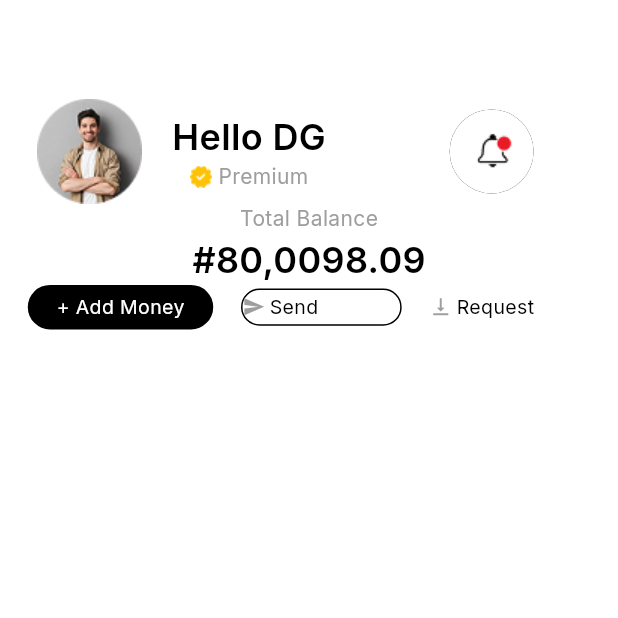
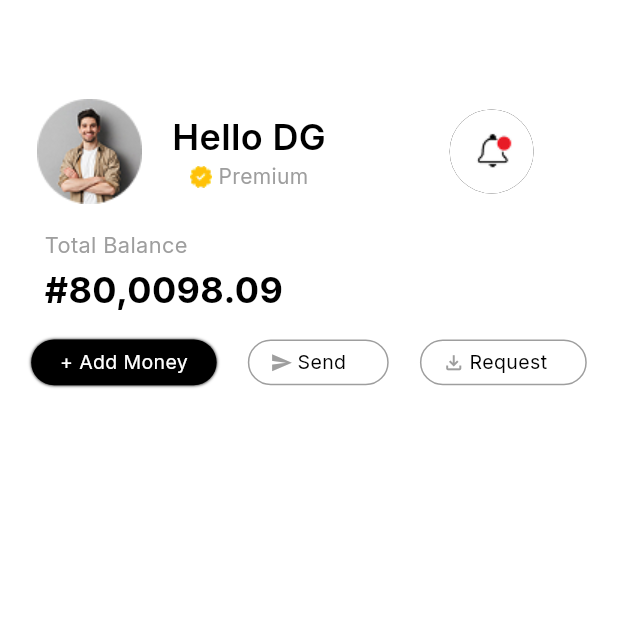
Before and after one commit to dhruvgoel3/QuickPay_Final_Task_App, a Flutter app: the ProfilePage screen opened directly, on a phone screen of 412 x 824 dp, the top half of it. Run offline on Flutter 3.47's test engine with Material 3 defaults, Android fonts, the phone set to English and light mode, and no system bars; our stand-ins replace get, google_fonts.

Commit message:
screans added

```diff
--- a/lib/AppUi/ProfilePage/profile_row_page.dart
+++ b/lib/AppUi/ProfilePage/profile_row_page.dart
@@ -1,5 +1,6 @@
 import 'package:flutter/material.dart';
 import 'package:google_fonts/google_fonts.dart';
+
 class ProfileRowPage extends StatelessWidget {
   const ProfileRowPage({super.key});
 
@@ -68,57 +69,118 @@ class ProfileRowPage extends StatelessWidget {
             )
           ],
         ),
+        SizedBox(height: height * 0.02),
+        Padding(
+          padding: EdgeInsets.only(right: width * 0.47),
+          child: Column(
+            crossAxisAlignment: CrossAxisAlignment.start,
+            children: [
               Text(
                 "Total Balance",
                 style: GoogleFonts.inter(
                     color: Colors.grey,
                     fontWeight: FontWeight.w400,
-              fontSize: 14),
+                    fontSize: 14.5),
               ),
+              SizedBox(height: height * 0.003),
               Text(
                 "#80,0098.09",
                 style: GoogleFonts.inter(
                     color: Colors.black,
-              fontWeight: FontWeight.w600,
+                    fontWeight: FontWeight.w700,
                     fontSize: 24),
               ),
+            ],
+          ),
+        ),
+        SizedBox(height: height * 0.02),
         Row(
           mainAxisAlignment: MainAxisAlignment.spaceEvenly,
           children: [
             Container(
-              height: height*0.036,
-              width: width*0.3,
-              decoration: BoxDecoration(color: Colors.black,borderRadius: BorderRadius.circular(20)),
-              child: Center(child: Text("+ Add Money",style: GoogleFonts.inter(color: Colors.white,fontWeight: FontWeight.w400,fontSize: 13),)),
+              height: height * 0.037,
+              width: width * 0.3,
+              decoration: BoxDecoration(
+                  color: Colors.black,
+                  boxShadow: [
+                    BoxShadow(
+                        color: Colors.black, blurRadius: 1, spreadRadius: 0.1)
+                  ],
+                  borderRadius: BorderRadius.circular(18)),
+              child: Center(
+                  child: Text(
+                "+ Add Money",
+                style: GoogleFonts.inter(
+                    color: Colors.white,
+                    fontWeight: FontWeight.w400,
+                    fontSize: 13),
+              )),
             ),
             Container(
-              height: height*0.03,
-              width: width*0.26,
-              decoration: BoxDecoration(color: Colors.white,borderRadius: BorderRadius.circular(20),border: Border.all(color: Colors.black)),
-              child:  Row(
+              height: height * 0.037,
+              width: width * 0.228,
+              decoration: BoxDecoration(
+                  color: Colors.white,
+                  borderRadius: BorderRadius.circular(18),
+                  border: Border.all(color: Colors.grey)),
+              child: Padding(
+                padding: const EdgeInsets.only(left: 14.0),
+                child: Row(
                   children: [
-                  Icon(Icons.send,color: Colors.grey,size: 15,),
-                  SizedBox(width: 3,),
-                  Center(child: Text("Send",style: GoogleFonts.inter(color: Colors.black,fontWeight: FontWeight.w400,fontSize: 13),)),
+                    Icon(
+                      Icons.send,
+                      color: Colors.grey,
+                      size: 15,
+                    ),
+                    SizedBox(
+                      width: 3,
+                    ),
+                    Center(
+                        child: Text(
+                      "Send",
+                      style: GoogleFonts.inter(
+                          color: Colors.black,
+                          fontWeight: FontWeight.w400,
+                          fontSize: 13),
+                    )),
                   ],
                 ),
               ),
+            ),
             Container(
-              height: height*0.03,
-              width: width*0.26,
-              decoration: BoxDecoration(color: Colors.white,borderRadius: BorderRadius.circular(20)),
+              height: height * 0.037,
+              width: width * 0.27,
+              decoration: BoxDecoration(
+                  color: Colors.white,
+                  borderRadius: BorderRadius.circular(18),
+                  border: Border.all(color: Colors.grey)),
+              child: Padding(
+                padding: const EdgeInsets.only(left: 14.0),
                 child: Row(
                   children: [
-                  Icon(Icons.vertical_align_bottom_outlined,color: Colors.grey,size: 15,),
-                  SizedBox(width: 3,),
-                  Center(child: Text("Request",style: GoogleFonts.inter(color: Colors.black,fontWeight: FontWeight.w400,fontSize: 13),)),
+                    Icon(
+                      Icons.file_download_outlined,
+                      color: Colors.grey,
+                      size: 15,
+                    ),
+                    SizedBox(
+                      width: 3,
+                    ),
+                    Center(
+                        child: Text(
+                      "Request",
+                      style: GoogleFonts.inter(
+                          color: Colors.black,
+                          fontWeight: FontWeight.w400,
+                          fontSize: 13),
+                    )),
                   ],
                 ),
-            )
+              ),
+            ),
           ],
         ),
       ],
     );
-
   }
 }
```
Lines whose indentation alone changed are shown as unchanged.
